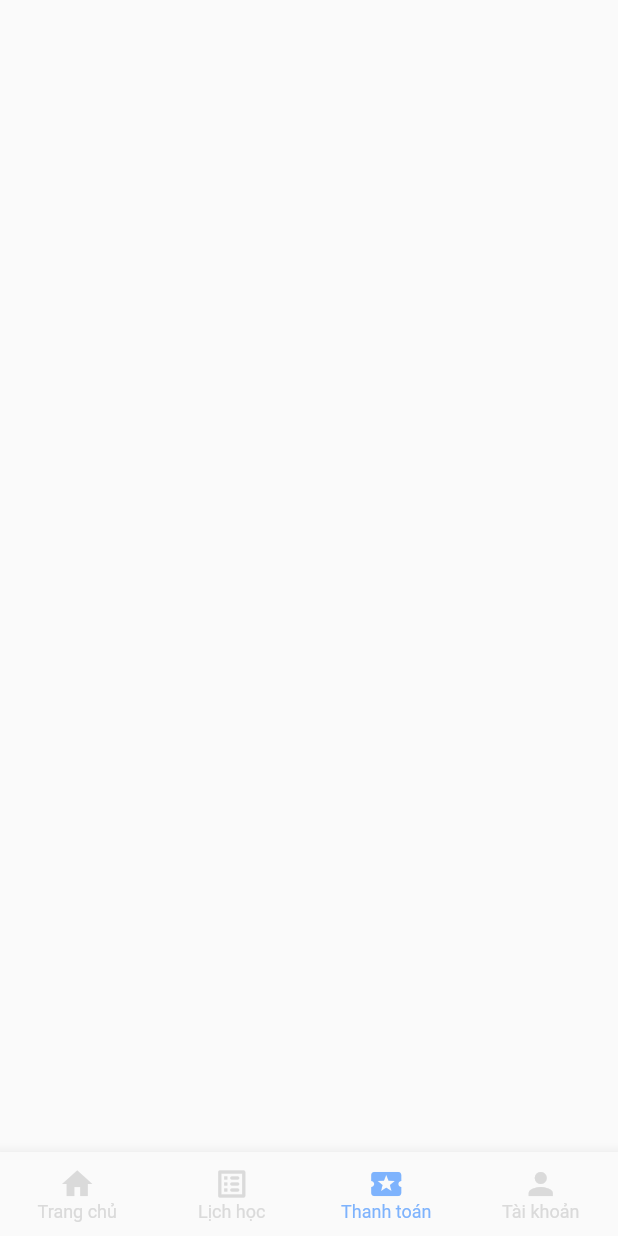
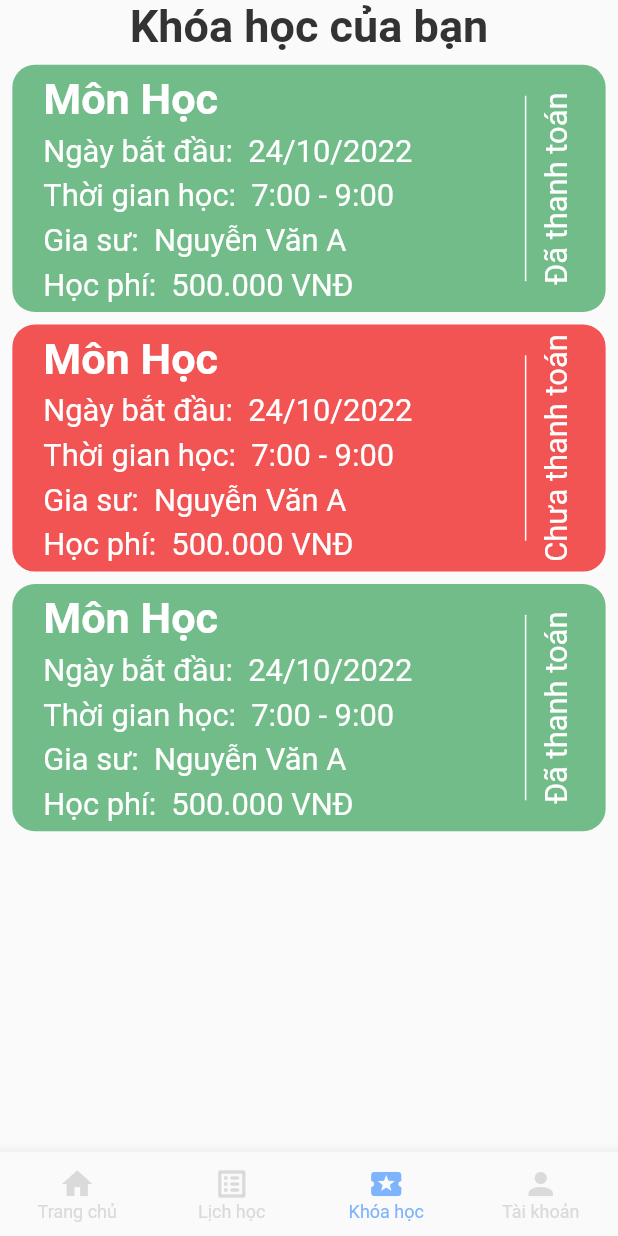
Before and after one commit to 19DTHA6-WibuTeam/app_hoc_sinh, a Flutter app: the Student screen opened directly, item 3 of the bottom bar chosen, on a phone screen of 412 x 824 dp. Run offline on Flutter 3.47's test engine with Material 2 defaults, Android fonts, the phone set to English and light mode, and no system bars; our stand-ins replace date_picker_timeline, flutter_datetime_picker, flutter_staggered_animations, get, image_picker, table_calendar; Roboto replaces fonts that are missing (SourceSansPro).

Commit message:
update calender and session

```diff
--- a/lib/UI/student/app_switch/app_switch.dart
+++ b/lib/UI/student/app_switch/app_switch.dart
@@ -1,7 +1,7 @@
 import 'package:doan_chuyen_nganh/UI/student/account/student_account.dart';
-import 'package:doan_chuyen_nganh/UI/student/calender/student_calender.dart';
+import 'package:doan_chuyen_nganh/UI/student/calender/calender_home/student_calender.dart';
 import 'package:doan_chuyen_nganh/UI/student/home/student_home.dart';
-import 'package:doan_chuyen_nganh/UI/student/noti/student_noti.dart';
+import 'package:doan_chuyen_nganh/UI/student/session/session_home/student_session.dart';
 import 'package:doan_chuyen_nganh/UI/student/student_post/student_post.dart';
 import 'package:doan_chuyen_nganh/theme/colors.dart';
 import 'package:flutter/material.dart';
@@ -21,7 +21,7 @@ class _StudentState extends State<Student> {
   final List<Widget> _widgetOptions = const <Widget>[
     StudentHome(),
     StudentCalender(),
-    StudentNoti(),
+    StudentSeesion(),
     StudentAccount()
   ];
 
@@ -57,7 +57,7 @@ class _StudentState extends State<Student> {
           ),
           BottomNavigationBarItem(
             icon: Icon(Icons.local_activity),
-            label: 'Thanh toán',
+            label: 'Khóa học',
           ),
           BottomNavigationBarItem(
             icon: Icon(Icons.person),
--- a/lib/UI/student/home/student_home.dart
+++ b/lib/UI/student/home/student_home.dart
@@ -88,7 +88,7 @@ class _StudentHomeState extends State<StudentHome> {
               ],
             ),
             SizedBox(
-              height: mainHeight * 0.8,
+              //height: mainHeight * 0.8,
               width: mainWidth,
               child: StudentGridView(),
             )
--- a/lib/UI/student/noti/student_noti.dart
+++ /dev/null
@@ -1,15 +0,0 @@
-import 'package:flutter/material.dart';
-
-class StudentNoti extends StatefulWidget {
-  const StudentNoti({super.key});
-
-  @override
-  State<StudentNoti> createState() => _StudentNotiState();
-}
-
-class _StudentNotiState extends State<StudentNoti> {
-  @override
-  Widget build(BuildContext context) {
-    return Scaffold(body: Container());
-  }
-}
--- /dev/null
+++ b/lib/UI/student/session/session_home/student_session.dart
@@ -0,0 +1,181 @@
+import 'package:doan_chuyen_nganh/UI/student/pay_info/pay_info.dart';
+import 'package:doan_chuyen_nganh/UI/student/session/session_detail/session_detail.dart';
+import 'package:doan_chuyen_nganh/theme/colors.dart';
+import 'package:doan_chuyen_nganh/theme/dimens.dart';
+import 'package:doan_chuyen_nganh/widget/text_style.dart';
+import 'package:flutter/material.dart';
+import 'package:get/get.dart';
+
+class StudentSeesion extends StatefulWidget {
+  const StudentSeesion({super.key});
+
+  @override
+  State<StudentSeesion> createState() => _StudentSeesionState();
+}
+
+class _StudentSeesionState extends State<StudentSeesion> {
+  final List<Color> _colorsList = [AppColors.green, AppColors.redPink];
+  final List<bool> _payList = [true, false, true];
+  final List<String> _payListDetail = ["Đã thanh toán", "Chưa thanh toán"];
+  @override
+  Widget build(BuildContext context) {
+    final double maxHeight = MediaQuery.of(context).size.height;
+    final double maxWidth = MediaQuery.of(context).size.width;
+    return Scaffold(
+        body: SafeArea(
+      child: SingleChildScrollView(
+        child: Column(
+          children: [
+            const Text(
+              "Khóa học của bạn",
+              style: AppTextStyle.titleLarge,
+            ),
+            SizedBox(
+              height: maxHeight * 0.01,
+            ),
+            for (int i = 0; i < 3; i++)
+              GestureDetector(
+                onTap: () {
+                  if (_payList[i] == false) {
+                    Get.to(const PayInfoScreen());
+                  } else if (_payList[i] == true) {
+                    Get.to(const SessionDetail());
+                  }
+                },
+                child: Container(
+                  padding: EdgeInsets.symmetric(horizontal: maxWidth * 0.05),
+                  margin: EdgeInsets.only(
+                      bottom: maxHeight * 0.01,
+                      right: maxWidth * 0.02,
+                      left: maxWidth * 0.02),
+                  width: maxWidth,
+                  height: maxHeight * 0.2,
+                  decoration: BoxDecoration(
+                      borderRadius: BorderRadius.circular(Dimens.RADIUS_15),
+                      color: _payList[i] ? _colorsList[0] : _colorsList[1]),
+                  child: Row(
+                    mainAxisAlignment: MainAxisAlignment.spaceBetween,
+                    children: [
+                      Column(
+                        crossAxisAlignment: CrossAxisAlignment.start,
+                        mainAxisAlignment: MainAxisAlignment.spaceEvenly,
+                        children: [
+                          Text(
+                            "Môn Học",
+                            style: AppTextStyle.chooseText.copyWith(
+                                fontSize: maxWidth * 0.07,
+                                fontWeight: FontWeight.bold,
+                                color: AppColors.white),
+                          ),
+                          Row(
+                            crossAxisAlignment: CrossAxisAlignment.center,
+                            children: [
+                              Text(
+                                "Ngày bắt đầu: ",
+                                style: AppTextStyle.chooseText
+                                    .copyWith(fontSize: maxWidth * 0.05),
+                              ),
+                              const SizedBox(
+                                width: 5,
+                              ),
+                              Text(
+                                "24/10/2022",
+                                style: AppTextStyle.chooseText
+                                    .copyWith(fontSize: maxWidth * 0.05),
+                              )
+                            ],
+                          ),
+                          Row(
+                            crossAxisAlignment: CrossAxisAlignment.center,
+                            children: [
+                              Text(
+                                "Thời gian học: ",
+                                style: AppTextStyle.chooseText
+                                    .copyWith(fontSize: maxWidth * 0.05),
+                              ),
+                              const SizedBox(
+                                width: 5,
+                              ),
+                              Text(
+                                "7:00 - 9:00",
+                                style: AppTextStyle.chooseText
+                                    .copyWith(fontSize: maxWidth * 0.05),
+                              )
+                            ],
+                          ),
+                          Row(
+                            crossAxisAlignment: CrossAxisAlignment.center,
+                            children: [
+                              Text(
+                                "Gia sư: ",
+                                style: AppTextStyle.chooseText
+                                    .copyWith(fontSize: maxWidth * 0.05),
+                              ),
+                              const SizedBox(
+                                width: 5,
+                              ),
+                              Text(
+                                "Nguyễn Văn A",
+                                style: AppTextStyle.chooseText
+                                    .copyWith(fontSize: maxWidth * 0.05),
+                              )
+                            ],
+                          ),
+                          Row(
+                            crossAxisAlignment: CrossAxisAlignment.center,
+                            children: [
+                              Text(
+                                "Học phí: ",
+                                style: AppTextStyle.chooseText
+                                    .copyWith(fontSize: maxWidth * 0.05),
+                              ),
+                              const SizedBox(
+                                width: 5,
+                              ),
+                              Text(
+                                "500.000 VNĐ",
+                                style: AppTextStyle.chooseText
+                                    .copyWith(fontSize: maxWidth * 0.05),
+                              )
+                            ],
+                          ),
+                        ],
+                      ),
+                      Row(
+                        children: [
+                          Container(
+                            margin: EdgeInsets.symmetric(
+                                horizontal: maxWidth * 0.02),
+                            height: maxHeight * 0.15,
+                            width: 1,
+                            color: AppColors.white,
+                          ),
+                          _payList[i]
+                              ? RotatedBox(
+                                  quarterTurns: 3,
+                                  child: Text(
+                                    _payListDetail[0],
+                                    style: AppTextStyle.chooseText
+                                        .copyWith(fontSize: maxWidth * 0.05),
+                                  ),
+                                )
+                              : RotatedBox(
+                                  quarterTurns: 3,
+                                  child: Text(
+                                    _payListDetail[1],
+                                    style: AppTextStyle.chooseText
+                                        .copyWith(fontSize: maxWidth * 0.05),
+                                  ),
+                                )
+                        ],
+                      ),
+                    ],
+                  ),
+                ),
+              )
+          ],
+        ),
+      ),
+    ));
+  }
+}
--- a/lib/theme/dimens.dart
+++ b/lib/theme/dimens.dart
@@ -104,7 +104,7 @@ class Dimens {
   static const chooseSubject = "Chọn môn học";
   static const findTutor = "Đăng bài tìm gia sư";
   static const pleasFillAll = "(*)Vui lòng điền đầy đủ các thông tin";
-  static const session = "Số buổi:";
+  static const session = "Số buổi: ";
   static const chooseSession = "Số buổi/tuần";
   static const fee = "Giá tiền:";
   static const chooseFee = "Giá tiền/buổi";
@@ -115,4 +115,13 @@ class Dimens {
   static const chooseFormTime = "Chọn hình thức học học:";
   static const startDay = "Ngày bắt đầu:";
   static const endDay = "Ngày kết thúc";
+  static const calenderDetail = "Chi tiết buổi học";
+  static const learningDay = "Ngày học: ";
+  static const learningTime = "Giờ học: ";
+  static const learningForm = "Hình thức học: ";
+  static const learningPlace = "Địa điểm học: ";
+  static const tutor = "Gia sư: ";
+  static const learningFee = "Học phí: ";
+  static const status = "Tình trạng: ";
+  static const sessionDetail = "Chi tiết khóa học";
 }
--- a/lib/widget/text_style.dart
+++ b/lib/widget/text_style.dart
@@ -43,4 +43,16 @@ mixin AppTextStyle {
     fontFamily: "SourceSansPro",
     fontWeight: FontWeight.bold,
   );
+  static const calenderDetailBoldText = TextStyle(
+    fontSize: 21,
+    color: AppColors.dark,
+    fontFamily: "SourceSansPro",
+    fontWeight: FontWeight.bold,
+  );
+  static const calenderDetailDarkText = TextStyle(
+    fontSize: 21,
+    color: AppColors.black,
+    fontFamily: "SourceSansPro",
+    fontWeight: FontWeight.bold,
+  );
 }
--- a/pubspec.yaml
+++ b/pubspec.yaml
@@ -61,6 +61,7 @@ dependencies:
   intl: ^0.17.0
   http: ^0.13.5
   date_picker_timeline: ^1.2.3
+  table_calendar: ^3.0.7
 
 
 dev_dependencies:
```
Also changed, not shown: lib/UI/student/calender/calender_detail/calender_detail.dart (added, +167 -0 lines), lib/UI/student/calender/calender_home/student_calender.dart (renamed from lib/UI/student/calender/student_calender.dart, +42 -63 lines), lib/UI/student/pay_info/pay_info.dart (added, +12 -0 lines), lib/UI/student/session/session_detail/session_detail.dart (added, +215 -0 lines), pubspec.lock.
